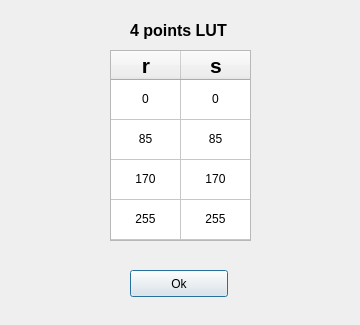
This is proyVA2/pixelTForm.ui in danipeix13/VisionArtificial as Qt 5 draws it before an edit. The edited form follows.
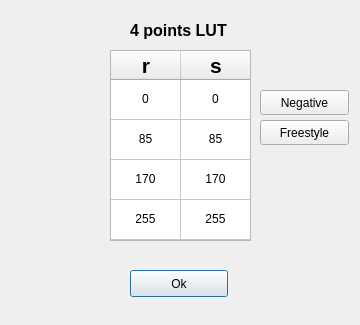
This is the edited form.

Commit message: Base acabada, funsiona todo

```diff
--- a/proyVA2/pixelTForm.ui
+++ b/proyVA2/pixelTForm.ui
@@ -202,6 +202,32 @@
     </property>
    </item>
   </widget>
+  <widget class="QPushButton" name="negativeBtn">
+   <property name="geometry">
+    <rect>
+     <x>260</x>
+     <y>90</y>
+     <width>89</width>
+     <height>25</height>
+    </rect>
+   </property>
+   <property name="text">
+    <string>Negative</string>
+   </property>
+  </widget>
+  <widget class="QPushButton" name="frestyleBtn">
+   <property name="geometry">
+    <rect>
+     <x>260</x>
+     <y>120</y>
+     <width>89</width>
+     <height>25</height>
+    </rect>
+   </property>
+   <property name="text">
+    <string>Freestyle</string>
+   </property>
+  </widget>
  </widget>
  <tabstops>
   <tabstop>okButton</tabstop>
```
The commit also changes 2 other files.
